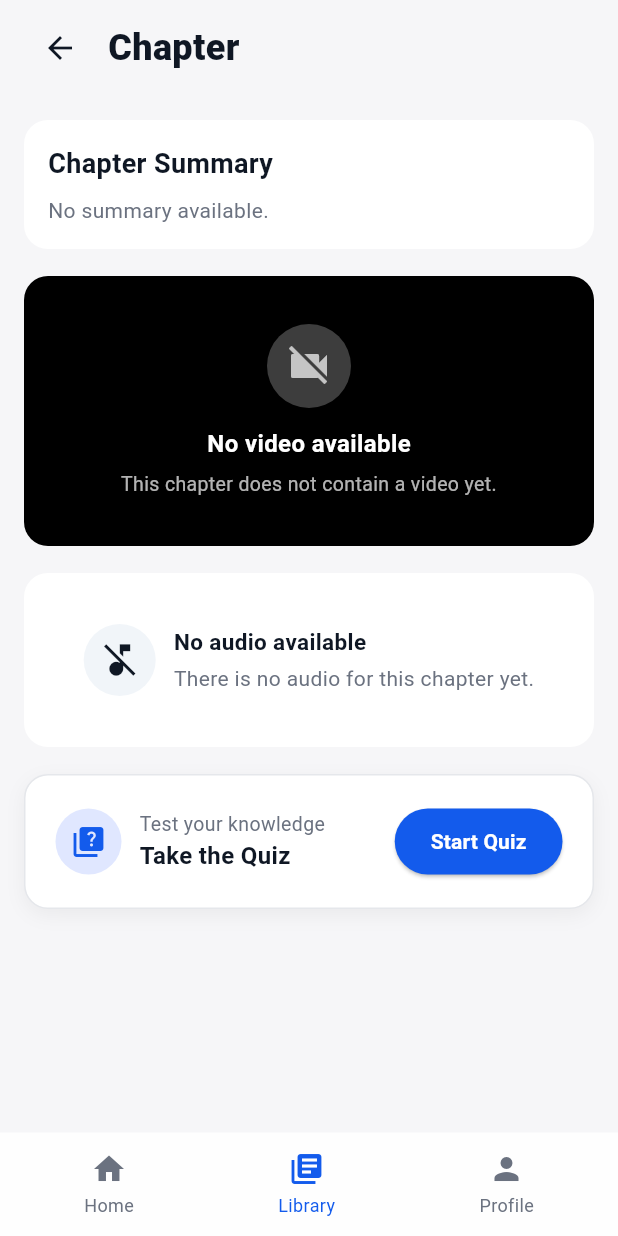
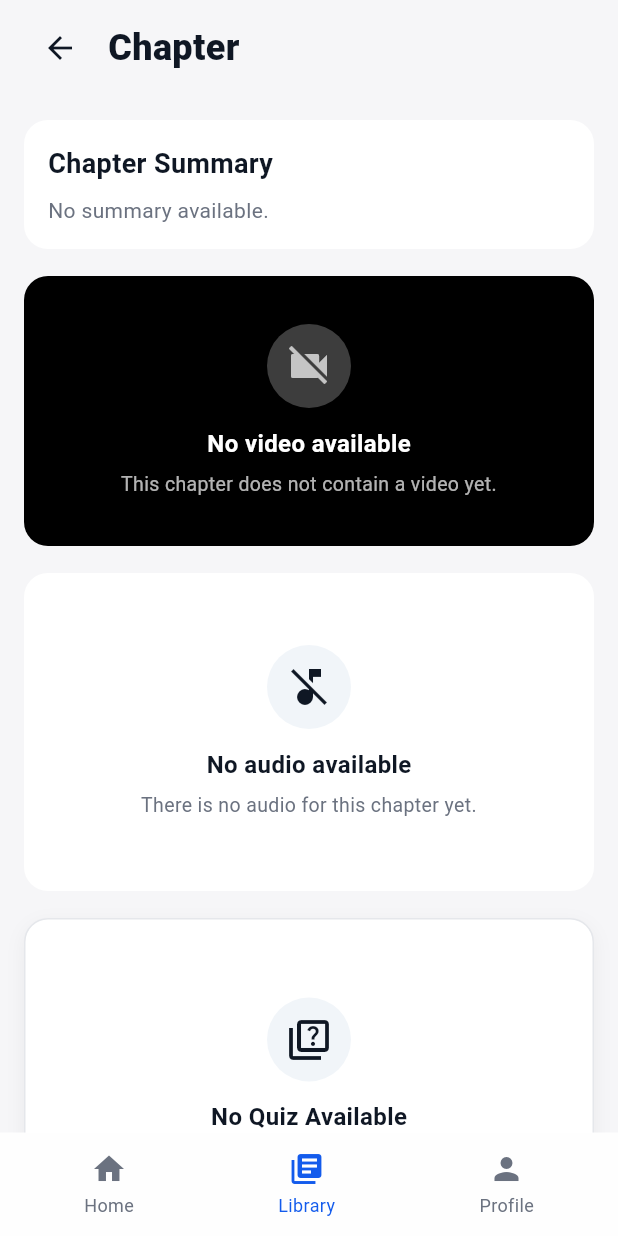
Before and after one commit to akhils-git/edi-app, a Flutter app: the ChapterHomeScreen screen opened directly with empty values, on a phone screen of 412 x 824 dp. Run offline on Flutter 3.47's test engine with Material 3 defaults, Android fonts, the light colour scheme and no system bars; our stand-ins replace audioplayers, confetti, video_player; accounts and stored records are empty; network calls fail.

Commit message:
no data template

```diff
--- a/lib/screens/chapter_home.dart
+++ b/lib/screens/chapter_home.dart
@@ -46,6 +46,7 @@ class _ChapterHomeScreenState extends State<ChapterHomeScreen> {
   // Quiz State
   bool _isLoadingQuizResult = true;
   Map<String, dynamic>? _quizResult;
+  bool _hasQuestions = true;
 
   @override
   void initState() {
@@ -81,11 +82,22 @@ class _ChapterHomeScreenState extends State<ChapterHomeScreen> {
 
   Future<void> _fetchQuizResult() async {
     final currentUser = UserSession.currentUser;
-    if (currentUser != null) {
+    final token = UserSession.token;
+
+    // Check if questions exist
+    try {
+      final questions =
+          await QuizService.fetchQuestions(widget.chapter.id, token);
+      _hasQuestions = questions.isNotEmpty;
+    } catch (e) {
+      _hasQuestions = false;
+    }
+
+    if (currentUser != null && _hasQuestions) {
       final result = await QuizService.getQuizResult(
         userId: currentUser.id,
         chapterId: widget.chapter.id,
-        authToken: UserSession.token,
+        authToken: token,
       );
       if (mounted) {
         setState(() {
@@ -643,15 +655,15 @@ class _ChapterHomeScreenState extends State<ChapterHomeScreen> {
                             ],
                           )
                         : Container(
-                            height: 84,
-                            padding: const EdgeInsets.all(12),
+                            height: 180,
+                            padding: const EdgeInsets.all(16),
                             alignment: Alignment.center,
-                            child: Row(
+                            child: Column(
                               mainAxisAlignment: MainAxisAlignment.center,
                               children: [
                                 Container(
-                                  width: 48,
-                                  height: 48,
+                                  width: 56,
+                                  height: 56,
                                   decoration: BoxDecoration(
                                     color: isLight
                                         ? const Color(0xFFF1F5F9)
@@ -659,24 +671,21 @@ class _ChapterHomeScreenState extends State<ChapterHomeScreen> {
                                     shape: BoxShape.circle,
                                   ),
                                   child: Icon(Icons.music_off,
-                                      size: 28, color: titleColor),
+                                      size: 32, color: titleColor),
                                 ),
-                                const SizedBox(width: 12),
-                                Column(
-                                  mainAxisSize: MainAxisSize.min,
-                                  crossAxisAlignment: CrossAxisAlignment.start,
-                                  children: [
+                                const SizedBox(height: 12),
                                 Text('No audio available',
                                     style: TextStyle(
-                                            fontSize: 15,
+                                        fontSize: 16,
                                         fontWeight: FontWeight.w700,
                                         color: titleColor)),
-                                    const SizedBox(height: 4),
+                                const SizedBox(height: 6),
                                 Text(
                                   'There is no audio for this chapter yet.',
-                                        style: TextStyle(color: subtitleColor)),
-                                  ],
-                                )
+                                  textAlign: TextAlign.center,
+                                  style: TextStyle(
+                                      color: subtitleColor, fontSize: 13),
+                                ),
                               ],
                             ),
                           ),
@@ -696,6 +705,41 @@ class _ChapterHomeScreenState extends State<ChapterHomeScreen> {
                         ]),
                     child: _isLoadingQuizResult
                         ? Center(child: CircularProgressIndicator())
+                        : !_hasQuestions
+                            ? Container(
+                                height: 180,
+                                alignment: Alignment.center,
+                                child: Column(
+                                  mainAxisAlignment: MainAxisAlignment.center,
+                                  children: [
+                                    Container(
+                                      width: 56,
+                                      height: 56,
+                                      decoration: BoxDecoration(
+                                        color: isLight
+                                            ? const Color(0xFFF1F5F9)
+                                            : const Color(0xFF1B2936),
+                                        shape: BoxShape.circle,
+                                      ),
+                                      child: Icon(Icons.quiz_outlined,
+                                          size: 32, color: titleColor),
+                                    ),
+                                    const SizedBox(height: 12),
+                                    Text('No Quiz Available',
+                                        style: TextStyle(
+                                            fontSize: 16,
+                                            fontWeight: FontWeight.w700,
+                                            color: titleColor)),
+                                    const SizedBox(height: 6),
+                                    Text(
+                                      'Check back later for this chapter\'s quiz.',
+                                      textAlign: TextAlign.center,
+                                      style: TextStyle(
+                                          color: subtitleColor, fontSize: 13),
+                                    ),
+                                  ],
+                                ),
+                              )
                             : Row(
                                 children: [
                                   if (_quizResult != null) ...[
@@ -724,7 +768,8 @@ class _ChapterHomeScreenState extends State<ChapterHomeScreen> {
                                     Container(
                                       padding: EdgeInsets.all(10),
                                       decoration: BoxDecoration(
-                                    color: Color(0xFFE0E7FF), // Light blue bg
+                                        color:
+                                            Color(0xFFE0E7FF), // Light blue bg
                                         shape: BoxShape.circle,
                                       ),
                                       child: Icon(Icons.quiz,
```
Lines whose indentation alone changed are shown as unchanged.
